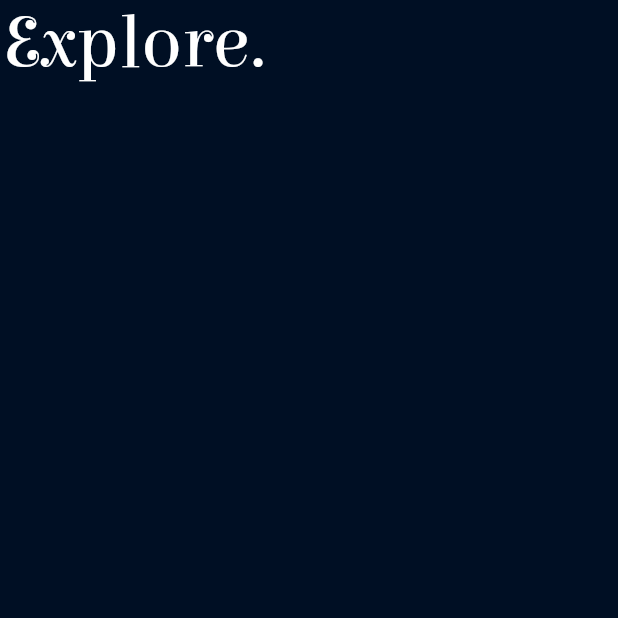
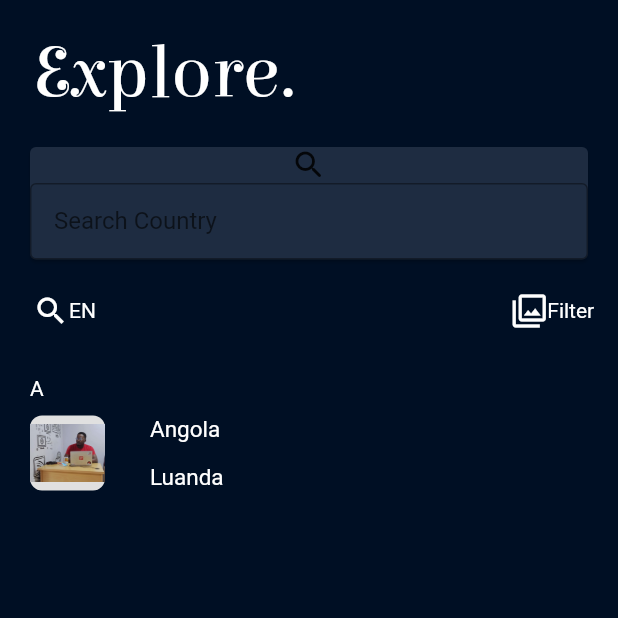
Before and after one commit to leonardokhorliey/countries-mobile-app, a Flutter app: the screen it shows after launch, on a phone screen of 412 x 824 dp, the top half of it. Run offline on Flutter 3.47's test engine with Material 2 defaults, Android fonts, the phone set to English and light mode, and no system bars.

Commit message:
Finally set default layout

```diff
--- a/lib/main.dart
+++ b/lib/main.dart
@@ -14,23 +14,158 @@ class MyApp extends StatelessWidget {
   Widget build(BuildContext context) {
     return MaterialApp(
       home: Scaffold(
-        backgroundColor: Color(0xFF000f24),
+        backgroundColor: const Color(0xFF000f24),
         body: SafeArea(
+          child: Container(
+
+            margin: const EdgeInsets.all(20),
             child: Column(
 
                 children: [
-              Container(
-                width: 400,
+                  SizedBox(
+
+                      child: Expanded(
                           child: Row(
-                  children: [
+                              children: const [
                                 Text('Explore.',
                                     style: TextStyle(fontFamily: 'Elsie Swash Caps', color: Colors.white,fontSize: 50)),
 
                               ]
                           )
                       )
+
+                  ),
+                  Card(
+                    margin: const EdgeInsets.only(top: 20),
+                    color: const Color(0xFF1e2c41),
+                    child: Column(
+
+                        children:
+                        const [
+                          Icon(Icons.search_rounded),
+                          TextField(
+
+                            obscureText: true,
+
+                            decoration: InputDecoration(
+                              border: OutlineInputBorder(),
+                              contentPadding: EdgeInsets.all(16),
+                              labelText: 'Search Country',
+                              hintText: 'Country',
+                            ),
+                          ),
+                        ],
+                    )
+
+
+                  ),
+                  Container(
+
+                    margin: EdgeInsets.symmetric(vertical: 20),
+                    child:
+                    Row(
+
+                      children: [
+                        Expanded(
+                            flex: 1,
+                            child: Container(
+                                width: 50,
+                                color: Colors.transparent,
+                                padding: const EdgeInsets.all(2),
+                                child:
+                                Row(
+                                    children: const [
+                                      Icon(Icons.search, color: Colors.white,),
+                                      Text('EN', style: TextStyle(color: Colors.white))
+                                    ]
+
+                                )
+                            )
+                        ),
+                        Expanded(
+                            flex: 5,
+                            child: SizedBox(
+
+                            )
+                        ),
+                        Expanded(
+                            flex: 1,
+                            child: Container(
+                                width: 50,
+                                color: Colors.transparent,
+                                padding: const EdgeInsets.all(2),
+                                child:
+                                Row(
+                                    children: const [
+                                      Icon(Icons.filter, color: Colors.white,),
+                                      Text('Filter', style: TextStyle(color: Colors.white))
+                                    ]
+
+                                )
+                            )
+                        ),
+
+                      ],
+                    )
+                  ),
+
+                  SingleChildScrollView(
+
+                      child: Column(
+                        children: [
+                          Column(
+                            crossAxisAlignment: CrossAxisAlignment.stretch,
+
+                            children: [
+                              Container(
+                                margin: const EdgeInsets.only(top: 10),
+                                child: const Text('A', style: TextStyle(color: Colors.white)),
+                              ),
+                              Column(
+                                crossAxisAlignment: CrossAxisAlignment.stretch,
+                                children: [
+                                  Container(
+                                    margin: const EdgeInsets.only(top: 10),
+                                    height: 50,
+                                    child: Row(
+                                      children: [
+                                        Container(
+                                          margin: EdgeInsets.only(right: 30),
+                                          width: 50,
+                                          height: 50,
+                                          decoration: BoxDecoration(
+                                            borderRadius: BorderRadius.all(Radius.circular(8.0)),
+                                            color: Colors.grey[300],
+                                          ),
+                                          child: Image(
+                                            image: AssetImage('images/ebube-working.jpg'),
+                                          ),
+                                        ),
+                                        Column(
+                                          crossAxisAlignment: CrossAxisAlignment.start,
+                                          mainAxisAlignment: MainAxisAlignment.spaceBetween,
+                                          children: [
+                                            Text('Angola', style: TextStyle(color: Colors.white, fontSize: 15)),
+                                            Text('Luanda', style: TextStyle(color: Colors.white, fontSize: 15)),
+                                          ],
+                                        )
+
+                                      ],
+                                    )
+                                  )
                                 ]
                               )
+                            ]
+                          )
+                        ]
+                      )
+                  )
+
+            ]
+            )
+          )
+
+
         )
       )
       ,
@@ -38,87 +173,87 @@ class MyApp extends StatelessWidget {
   }
 }
 
-class MyHomePage extends StatefulWidget {
-  const MyHomePage({super.key, required this.title});
-
-  // This widget is the home page of your application. It is stateful, meaning
-  // that it has a State object (defined below) that contains fields that affect
-  // how it looks.
-
-  // This class is the configuration for the state. It holds the values (in this
-  // case the title) provided by the parent (in this case the App widget) and
-  // used by the build method of the State. Fields in a Widget subclass are
-  // always marked "final".
-
-  final String title;
-
-  @override
-  State<MyHomePage> createState() => _MyHomePageState();
-}
-
-class _MyHomePageState extends State<MyHomePage> {
-  int _counter = 0;
-
-  void _incrementCounter() {
-    setState(() {
-      // This call to setState tells the Flutter framework that something has
-      // changed in this State, which causes it to rerun the build method below
-      // so that the display can reflect the updated values. If we changed
-      // _counter without calling setState(), then the build method would not be
-      // called again, and so nothing would appear to happen.
-      _counter++;
-    });
-  }
-
-  @override
-  Widget build(BuildContext context) {
-    // This method is rerun every time setState is called, for instance as done
-    // by the _incrementCounter method above.
+// class MyHomePage extends StatefulWidget {
+//   const MyHomePage({super.key, required this.title});
 //
-    // The Flutter framework has been optimized to make rerunning build methods
-    // fast, so that you can just rebuild anything that needs updating rather
-    // than having to individually change instances of widgets.
-    return Scaffold(
-      appBar: AppBar(
-        // Here we take the value from the MyHomePage object that was created by
-        // the App.build method, and use it to set our appbar title.
-        title: Text(widget.title),
-      ),
-      body: Center(
-        // Center is a layout widget. It takes a single child and positions it
-        // in the middle of the parent.
-        child: Column(
-          // Column is also a layout widget. It takes a list of children and
-          // arranges them vertically. By default, it sizes itself to fit its
-          // children horizontally, and tries to be as tall as its parent.
+//   // This widget is the home page of your application. It is stateful, meaning
+//   // that it has a State object (defined below) that contains fields that affect
+//   // how it looks.
 //
-          // Invoke "debug painting" (press "p" in the console, choose the
-          // "Toggle Debug Paint" action from the Flutter Inspector in Android
-          // Studio, or the "Toggle Debug Paint" command in Visual Studio Code)
-          // to see the wireframe for each widget.
+//   // This class is the configuration for the state. It holds the values (in this
+//   // case the title) provided by the parent (in this case the App widget) and
+//   // used by the build method of the State. Fields in a Widget subclass are
+//   // always marked "final".
 //
-          // Column has various properties to control how it sizes itself and
-          // how it positions its children. Here we use mainAxisAlignment to
-          // center the children vertically; the main axis here is the vertical
-          // axis because Columns are vertical (the cross axis would be
-          // horizontal).
-          mainAxisAlignment: MainAxisAlignment.center,
-          children: <Widget>[
-            const Text(
-              'You have pushed the button this many times:',
-            ),
-            Text(
-              '$_counter',
-              style: Theme.of(context).textTheme.headline4,
-            ),
-          ],
-        ),
-      ),
-      floatingActionButton: FloatingActionButton(
-        onPressed: _incrementCounter,
-        tooltip: 'Increment',
-        child: const Icon(Icons.add),
-      ), // This trailing comma makes auto-formatting nicer for build methods.
-    );
-  }
-}
+//   final String title;
+//
+//   @override
+//   State<MyHomePage> createState() => _MyHomePageState();
+// }
+//
+// class _MyHomePageState extends State<MyHomePage> {
+//   int _counter = 0;
+//
+//   void _incrementCounter() {
+//     setState(() {
+//       // This call to setState tells the Flutter framework that something has
+//       // changed in this State, which causes it to rerun the build method below
+//       // so that the display can reflect the updated values. If we changed
+//       // _counter without calling setState(), then the build method would not be
+//       // called again, and so nothing would appear to happen.
+//       _counter++;
+//     });
+//   }
+//
+//   @override
+//   Widget build(BuildContext context) {
+//     // This method is rerun every time setState is called, for instance as done
+//     // by the _incrementCounter method above.
+//     //
+//     // The Flutter framework has been optimized to make rerunning build methods
+//     // fast, so that you can just rebuild anything that needs updating rather
+//     // than having to individually change instances of widgets.
+//     return Scaffold(
+//       appBar: AppBar(
+//         // Here we take the value from the MyHomePage object that was created by
+//         // the App.build method, and use it to set our appbar title.
+//         title: Text(widget.title),
+//       ),
+//       body: Center(
+//         // Center is a layout widget. It takes a single child and positions it
+//         // in the middle of the parent.
+//         child: Column(
+//           // Column is also a layout widget. It takes a list of children and
+//           // arranges them vertically. By default, it sizes itself to fit its
+//           // children horizontally, and tries to be as tall as its parent.
+//           //
+//           // Invoke "debug painting" (press "p" in the console, choose the
+//           // "Toggle Debug Paint" action from the Flutter Inspector in Android
+//           // Studio, or the "Toggle Debug Paint" command in Visual Studio Code)
+//           // to see the wireframe for each widget.
+//           //
+//           // Column has various properties to control how it sizes itself and
+//           // how it positions its children. Here we use mainAxisAlignment to
+//           // center the children vertically; the main axis here is the vertical
+//           // axis because Columns are vertical (the cross axis would be
+//           // horizontal).
+//           mainAxisAlignment: MainAxisAlignment.center,
+//           children: <Widget>[
+//             const Text(
+//               'You have pushed the button this many times:',
+//             ),
+//             Text(
+//               '$_counter',
+//               style: Theme.of(context).textTheme.headline4,
+//             ),
+//           ],
+//         ),
+//       ),
+//       floatingActionButton: FloatingActionButton(
+//         onPressed: _incrementCounter,
+//         tooltip: 'Increment',
+//         child: const Icon(Icons.add),
+//       ), // This trailing comma makes auto-formatting nicer for build methods.
+//     );
+//   }
+// }
```
Also changed, not shown: pubspec.yaml (+3 -4 lines), images/ebube-working.jpg (added). Lines whose indentation alone changed are shown as unchanged.
